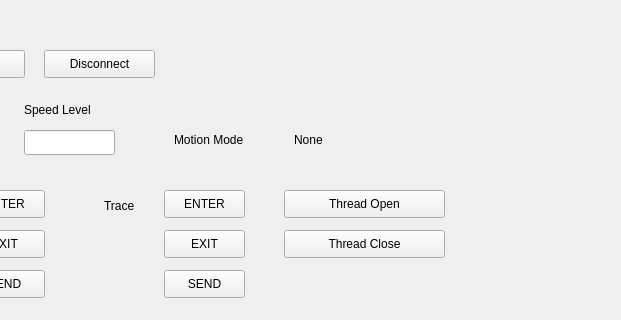
This is 0610/mainwindow.ui in dinoness/parallel_Qt_program as Qt 5 draws it before an edit; both pictures show x 406 to 1027 and y 0 to 320 of the 1027 by 494 pixel window. The edited form follows.
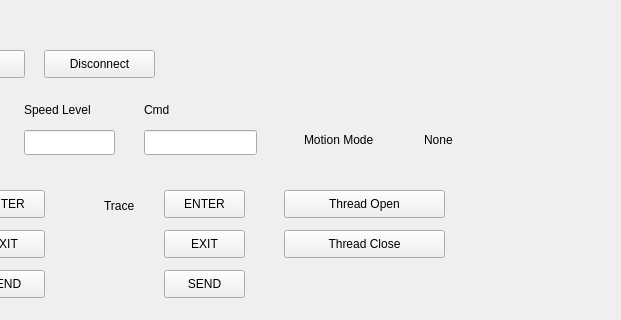
This is the edited form.

```diff
--- a/0610/mainwindow.ui
+++ b/0610/mainwindow.ui
@@ -664,7 +664,7 @@
    <widget class="QLabel" name="label_20">
     <property name="geometry">
      <rect>
-      <x>580</x>
+      <x>710</x>
       <y>130</y>
       <width>111</width>
       <height>19</height>
@@ -677,7 +677,7 @@
    <widget class="QLabel" name="label_motion_mode">
     <property name="geometry">
      <rect>
-      <x>700</x>
+      <x>830</x>
       <y>130</y>
       <width>181</width>
       <height>19</height>
@@ -687,6 +687,29 @@
      <string>None</string>
     </property>
    </widget>
+   <widget class="QLineEdit" name="ledit_cmd_id">
+    <property name="geometry">
+     <rect>
+      <x>550</x>
+      <y>130</y>
+      <width>113</width>
+      <height>25</height>
+     </rect>
+    </property>
+   </widget>
+   <widget class="QLabel" name="label_21">
+    <property name="geometry">
+     <rect>
+      <x>550</x>
+      <y>100</y>
+      <width>69</width>
+      <height>19</height>
+     </rect>
+    </property>
+    <property name="text">
+     <string>Cmd</string>
+    </property>
+   </widget>
   </widget>
   <widget class="QMenuBar" name="menubar">
    <property name="geometry">
```
